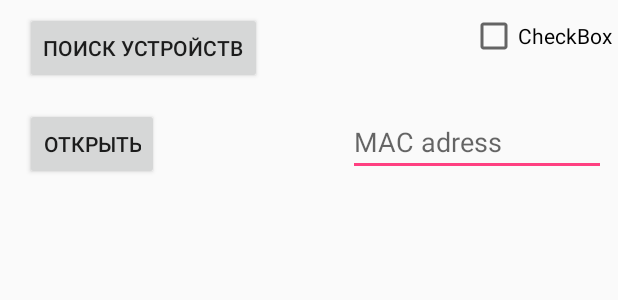
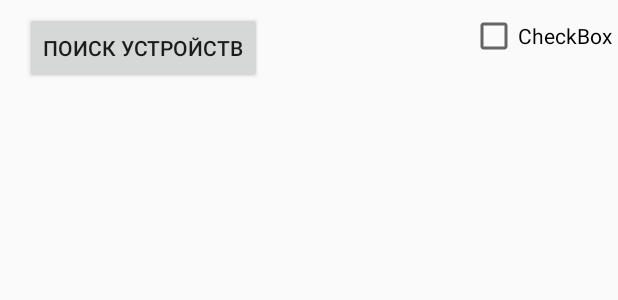
Before and after one commit to Barrya42/BlueTooth, an Android app: the layout activity_main.xml on its own in the app's theme, with its tools: preview values and no code run, on a phone screen of 412 x 824 dp. Shown: the top 300 px of the screen. Run offline under Robolectric (Android 15) with nearby library versions, the phone set to English and light mode, and no system bars.

```diff
--- a/app/src/main/res/layout/activity_main.xml
+++ b/app/src/main/res/layout/activity_main.xml
@@ -7,21 +7,6 @@
     android:layout_height="match_parent"
     tools:context=".MainActivity">
 
-
-    <EditText
-        android:id="@+id/etMac"
-        android:layout_width="172dp"
-        android:layout_height="wrap_content"
-        android:layout_marginEnd="8dp"
-        android:layout_marginStart="8dp"
-        android:layout_marginTop="16dp"
-        android:ems="10"
-        android:hint="MAC adress"
-
-        app:layout_constraintEnd_toStartOf="@+id/progressBar"
-        app:layout_constraintHorizontal_bias="0.0"
-        app:layout_constraintStart_toEndOf="@+id/btOpen"
-        app:layout_constraintTop_toBottomOf="@+id/btScan" />
 
     <Button
         android:id="@+id/btScan"
@@ -57,23 +42,10 @@
         app:layout_constraintEnd_toEndOf="parent"
         app:layout_constraintTop_toBottomOf="@+id/btScan" />
 
-    <Button
-        android:id="@+id/btOpenByAddress"
-        android:layout_width="wrap_content"
-        android:layout_height="wrap_content"
-        android:layout_marginEnd="8dp"
-        android:layout_marginStart="8dp"
-        android:layout_marginTop="16dp"
-        android:text="Открыть"
-        app:layout_constraintEnd_toEndOf="parent"
-        app:layout_constraintHorizontal_bias="0.028"
-        app:layout_constraintStart_toStartOf="parent"
-        app:layout_constraintTop_toBottomOf="@+id/btScan" />
-
     <android.support.v7.widget.RecyclerView
         android:id="@+id/rvDevices"
-        android:layout_width="344dp"
-        android:layout_height="375dp"
+        android:layout_width="0dp"
+        android:layout_height="0dp"
         android:layout_marginBottom="8dp"
         android:layout_marginEnd="8dp"
         android:layout_marginStart="8dp"
@@ -81,6 +53,6 @@
         app:layout_constraintBottom_toBottomOf="parent"
         app:layout_constraintEnd_toEndOf="parent"
         app:layout_constraintStart_toStartOf="parent"
-        app:layout_constraintTop_toBottomOf="@+id/btOpen" />
+        app:layout_constraintTop_toBottomOf="@+id/btScan" />
 
 </android.support.constraint.ConstraintLayout>
--- a/build.gradle
+++ b/build.gradle
@@ -7,7 +7,7 @@ buildscript {
         jcenter()
     }
     dependencies {
-        classpath 'com.android.tools.build:gradle:3.1.3'
+        classpath 'com.android.tools.build:gradle:3.1.4'
 
 
         // NOTE: Do not place your application dependencies here; they belong
```
Also changed, not shown: app/src/main/java/com/example/derbenevsv/bluetooth/BTExchangeRxJava.java (+20 -8 lines), app/src/main/java/com/example/derbenevsv/bluetooth/BluetoothListAdapter.java (+12 -1 lines), app/src/main/java/com/example/derbenevsv/bluetooth/MainActivity.java (+7 -28 lines), 1 other file.
